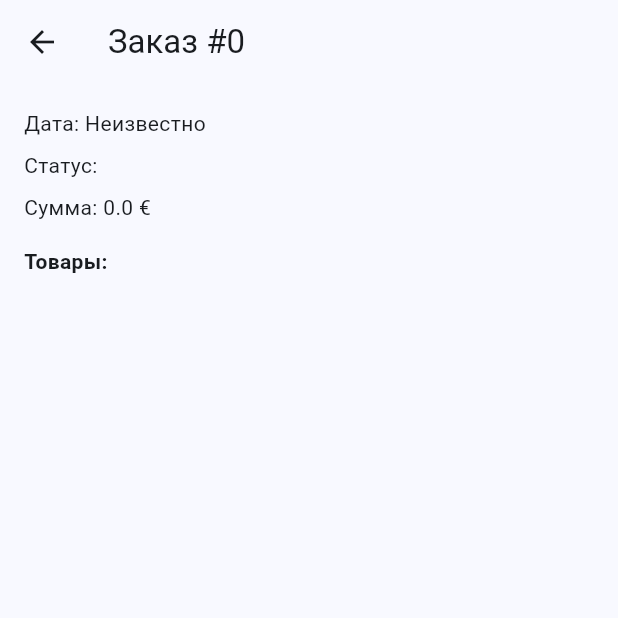
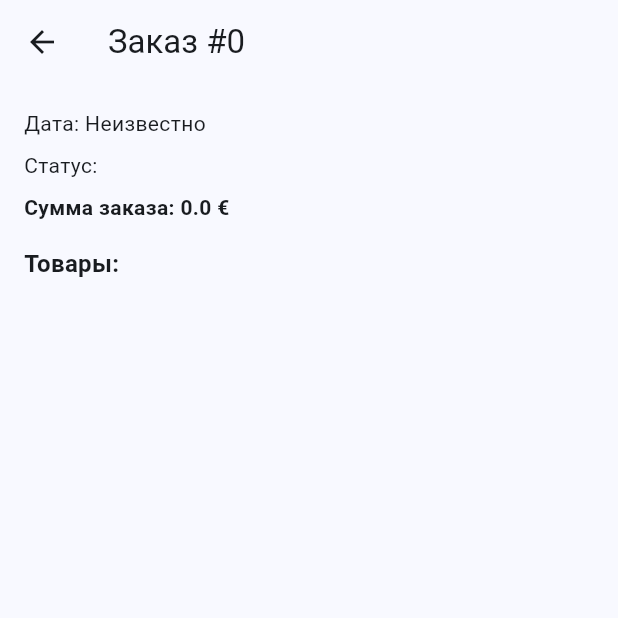
Before and after one commit to Trellos12/seafood_b2b_app, a Flutter app: the OrderDetailsScreen screen opened directly with empty values, on a phone screen of 412 x 824 dp, the top half of it. Run offline on Flutter 3.47's test engine with Material 3 defaults, Android fonts, the light colour scheme and no system bars; our stand-ins replace dio, easy_localization, flutter_dotenv, flutter_riverpod, flutter_secure_storage, freezed_annotation and 3 more; accounts and stored records are empty.

Commit message:
[feature/order-details] Детализация заказов и отображение товаров

```diff
--- a/lib/features/orders/data/order_model.dart
+++ b/lib/features/orders/data/order_model.dart
@@ -8,7 +8,7 @@ class Order with _$Order {
   const factory Order({
     required int id,
     required String status,
-    @Default('0.0') String total, // 👈 добавили значение по умолчанию
+    @Default('0.0') String total,
     @JsonKey(name: 'date_created') DateTime? dateCreated,
     @Default([]) @JsonKey(name: 'line_items') List<LineItem> items,
   }) = _Order;
@@ -22,7 +22,8 @@ class LineItem with _$LineItem {
     @JsonKey(name: 'product_id') required int productId,
     required String name,
     required int quantity,
-    @Default('0.0') String total, // 👈 безопасное значение
+    @Default('0.0') String total,
+    @Default('0.0') String price, // ✅ добавлено
   }) = _LineItem;
 
   factory LineItem.fromJson(Map<String, dynamic> json) =>
--- a/lib/features/orders/screens/order_details_screen.dart
+++ b/lib/features/orders/screens/order_details_screen.dart
@@ -24,20 +24,32 @@ class OrderDetailsScreen extends StatelessWidget {
             const SizedBox(height: 8),
             Text('Статус: ${order.status}'),
             const SizedBox(height: 8),
-            Text('Сумма: ${order.total} €'),
+            Text('Сумма заказа: ${order.total} €',
+                style: const TextStyle(fontWeight: FontWeight.bold)),
             const SizedBox(height: 16),
             const Text('Товары:',
-                style: TextStyle(fontWeight: FontWeight.bold)),
+                style: TextStyle(fontWeight: FontWeight.bold, fontSize: 16)),
             const SizedBox(height: 8),
             Expanded(
-              child: ListView.builder(
+              child: ListView.separated(
                 itemCount: order.items.length,
+                separatorBuilder: (_, __) => const SizedBox(height: 8),
                 itemBuilder: (context, index) {
                   final item = order.items[index];
-                  return ListTile(
-                    title: Text(item.name),
-                    subtitle: Text('Количество: ${item.quantity}'),
-                    trailing: Text('${item.total} €'),
+                  final unitPrice = double.tryParse(item.price) ?? 0;
+                  final totalPrice = double.tryParse(item.total) ?? 0;
+
+                  return Card(
+                    child: ListTile(
+                      title: Text(item.name),
+                      subtitle: Text(
+                        'Цена: ${unitPrice.toStringAsFixed(2)} € × ${item.quantity}',
+                      ),
+                      trailing: Text(
+                        '${totalPrice.toStringAsFixed(2)} €',
+                        style: const TextStyle(fontWeight: FontWeight.bold),
+                      ),
+                    ),
                   );
                 },
               ),
```
Also changed, not shown: lib/features/orders/data/order_model.freezed.dart, lib/features/orders/data/order_model.g.dart.
